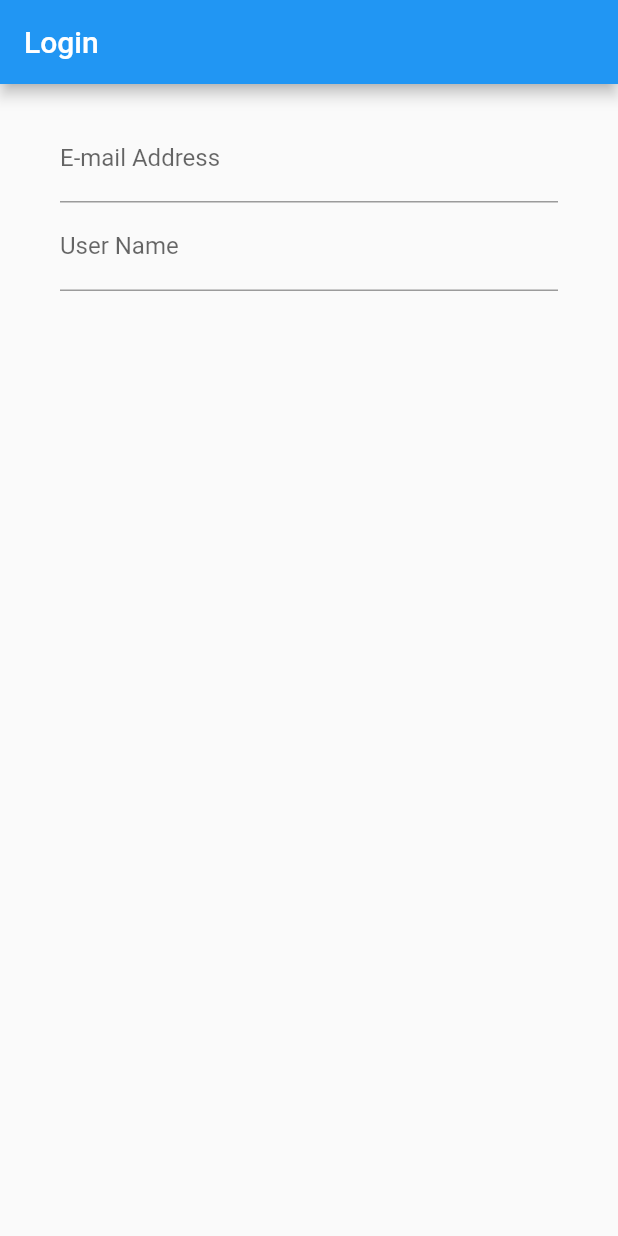
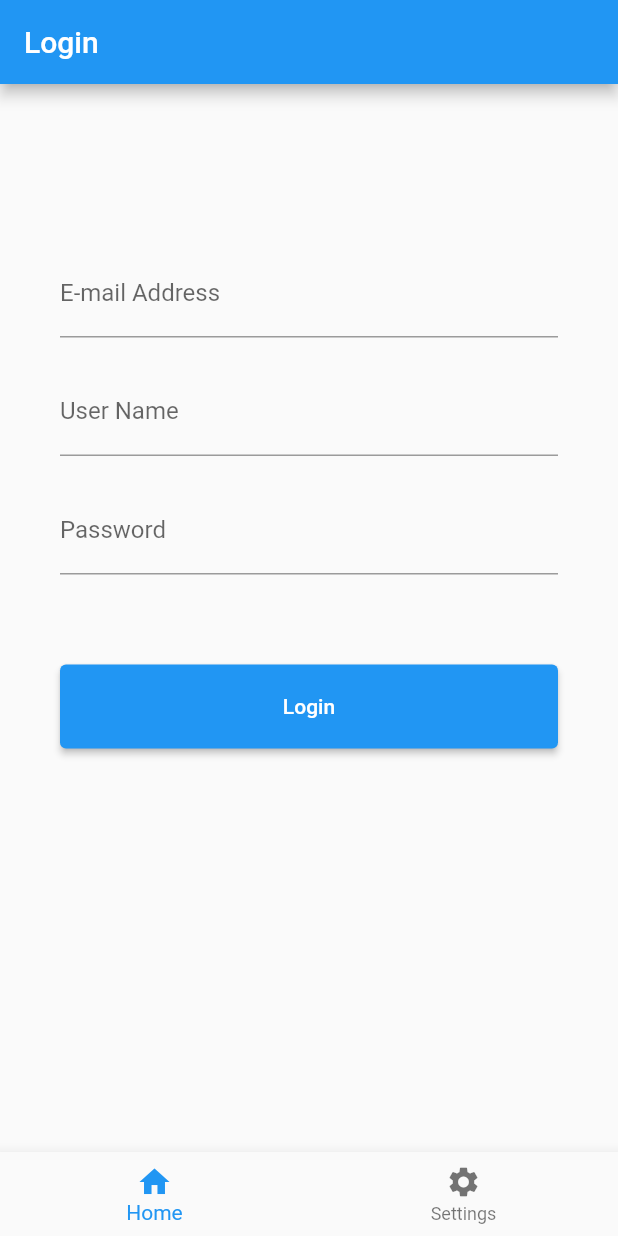
Before and after one commit to MuhireIghor/flutterPlayground, a Flutter app: the screen it shows after launch, on a phone screen of 412 x 824 dp. Run offline on Flutter 3.47's test engine with Material 2 defaults, Android fonts, the phone set to English and light mode, and no system bars.

Commit message:
[feat]:Added the bottom navigation bar and fixed the current Index auto changing

```diff
--- a/lib/main.dart
+++ b/lib/main.dart
@@ -1,5 +1,4 @@
 import 'package:flutter/material.dart';
-
 
 void main() {
   runApp(const MyApp());
@@ -13,42 +12,96 @@ class MyApp extends StatefulWidget {
 }
 
 class _MyAppState extends State<MyApp> {
+  final GlobalKey<FormState> _formKey = GlobalKey<FormState>();
+  int currentIndex=0;
   @override
   Widget build(BuildContext context) {
     return MaterialApp(
         debugShowCheckedModeBanner: false,
-      home:Scaffold(
+        home: Scaffold(
           appBar: AppBar(
-        title:
-        Text('Login',style: TextStyle(
-        color: Colors.white,
-        fontSize: 20
-    ),),
-
+            title: Text(
+              'Login',
+              style: TextStyle(color: Colors.white, fontSize: 20),
+            ),
           ),
           body: Container(
-          padding: new EdgeInsets.symmetric(vertical: 20.0,horizontal: 40),
+              padding: new EdgeInsets.symmetric(vertical: 20.0, horizontal: 40),
               width: double.infinity,
               height: double.infinity,
-          child:ListView(
+              margin: EdgeInsets.symmetric(vertical: 90),
+              child: Form(
+                key: _formKey,
+                child: ListView(
                   children: [
                     TextFormField(
                       keyboardType: TextInputType.emailAddress,
-                decoration:InputDecoration(
+                      decoration: InputDecoration(
                           hintText: 'muhireighor123@gmail.com',
-                  labelText: 'E-mail Address'
+                          labelText: 'E-mail Address'),
+                    ),
+                    Container(
+                      margin: EdgeInsets.symmetric(vertical: 20),
+                      child:TextFormField(
+                        keyboardType: TextInputType.text,
+                        decoration: InputDecoration(
+                            hintText: 'Muhire Ighor', labelText: 'User Name'),
+                      ),
+                    ),
+                    Container(
+                      child: TextFormField(
+                        obscureText: true,
+                        keyboardType: TextInputType.visiblePassword,
+                        decoration: InputDecoration(
+                          hintText: 'your password',
+                          labelText: 'Password'
+                        ),
+                      ),
+                    ),
+
+                    Container(
+
+                      child: Container(
+                        margin: EdgeInsets.symmetric(vertical: 60),
+                       child: ElevatedButton(
+
+                          child: Text('Login'),
+                          onPressed: (){},
+                          style: ElevatedButton.styleFrom(
+
+                            onPrimary: Colors.white,
+                            padding: EdgeInsets.all(20),
+
+
+
+                          ),
+                        ),
+
                       )
 
+                    )
+
+                  ],
+
                 ),
-              TextFormField(
-                keyboardType: TextInputType.text,
-                decoration: InputDecoration(
-                  hintText: 'Muhire Ighor',
-                  labelText: 'User Name'
+              )),
+          bottomNavigationBar: BottomNavigationBar(
+            currentIndex:currentIndex ,
+            items: [
+              BottomNavigationBarItem(icon:Icon(
+                Icons.home
               ),
-              )
+              label: 'Home'),
+              BottomNavigationBarItem(icon:Icon(
+                Icons.settings,
+              ),
+              label: 'Settings')
             ],
-          ),
+            onTap: (int index){
+              setState(() {
+                currentIndex=index;
+              });
+            },
           ),
         ));
   }
```
Lines whose indentation alone changed are shown as unchanged.
